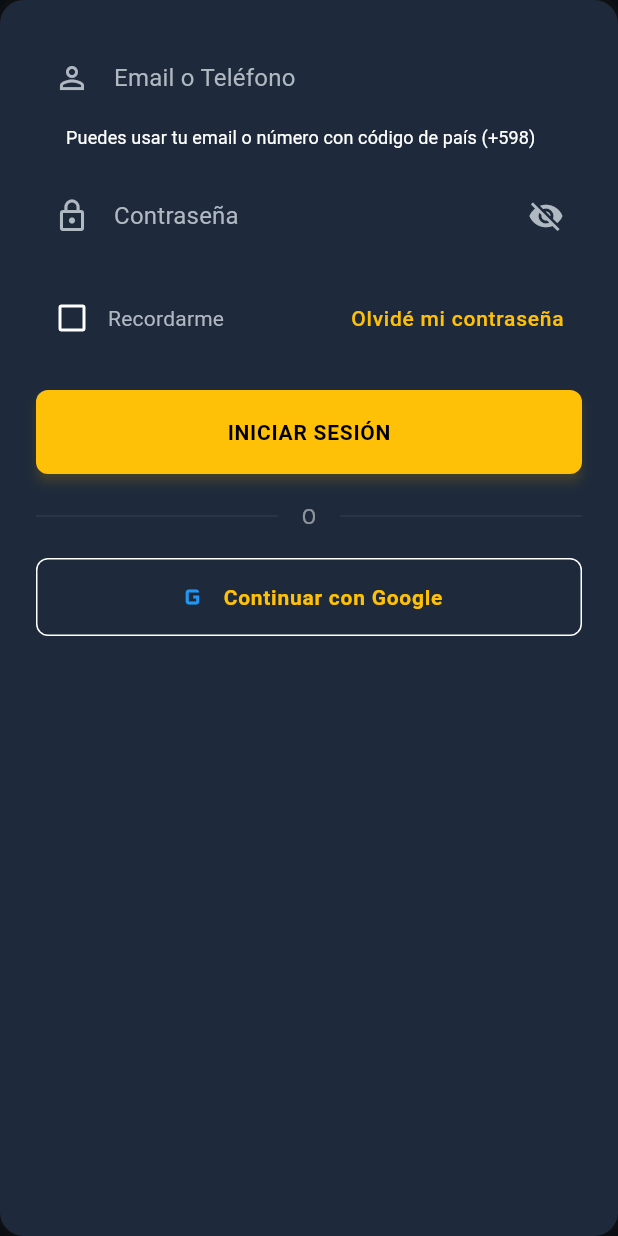
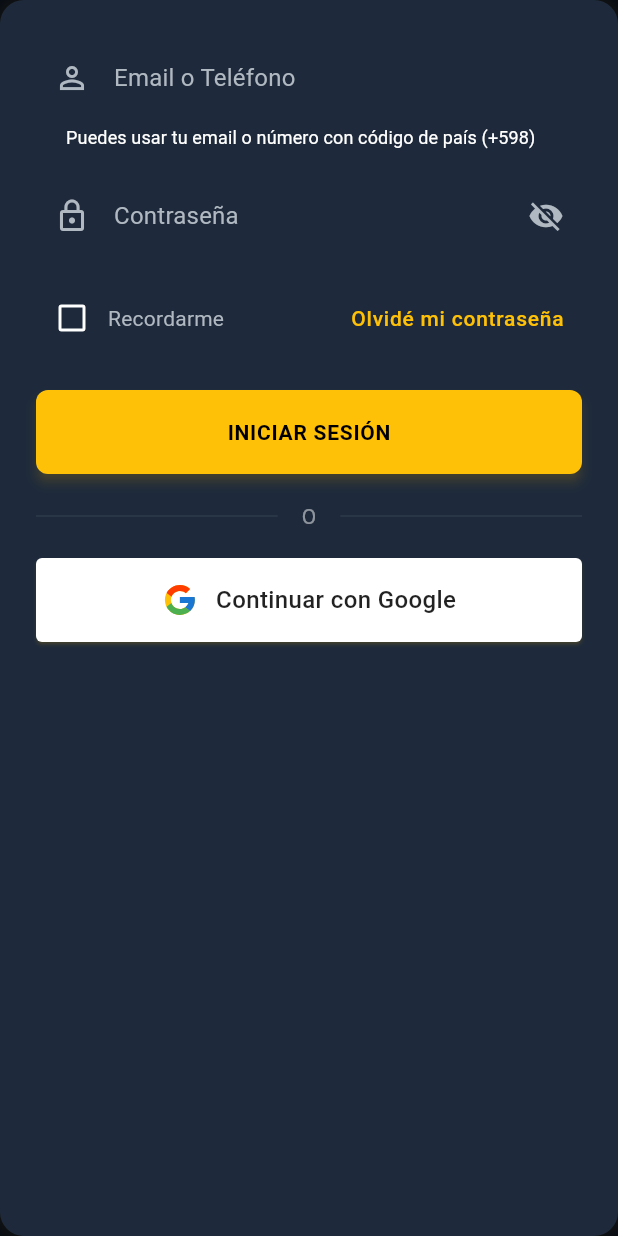
Before and after one commit to MarioBerni/agenda-glam, a Flutter app: the LoginForm widget shown alone on an empty page, opened directly, on a phone screen of 412 x 824 dp. Run offline on Flutter 3.47's test engine with Material 3 defaults, Android fonts, the phone set to English and light mode, and no system bars; our stand-ins replace cloud_firestore, device_info_plus, equatable, firebase_auth, firebase_core, flutter_bloc and 5 more; accounts and stored records are empty.

Commit message:
Mejora del botón de inicio de sesión con Google: Implementación del diseño oficial con logo SVG

```diff
--- a/lib/presentation/widgets/auth/google_sign_in_button.dart
+++ b/lib/presentation/widgets/auth/google_sign_in_button.dart
@@ -11,9 +11,6 @@
 
   @override
   Widget build(BuildContext context) {
-    final theme = Theme.of(context);
-    final colorScheme = theme.colorScheme;
-
     return BlocListener<AuthBloc, AuthState>(
       listener: (context, state) {
         if (state.status == AuthStatus.authenticated &&
@@ -22,23 +19,31 @@
           onSignIn!();
         }
       },
-      child: OutlinedButton.icon(
-        style: OutlinedButton.styleFrom(
-          minimumSize: const Size(double.infinity, 50),
-          side: BorderSide(color: colorScheme.outline),
-          shape: RoundedRectangleBorder(
-            borderRadius: BorderRadius.circular(8),
+      child: SizedBox(
+        width: double.infinity,
+        height: 50,
+        child: TextButton(
+          style: TextButton.styleFrom(
+            foregroundColor: Colors.white,
+            backgroundColor: Colors.transparent,
+            padding: const EdgeInsets.symmetric(vertical: 12),
+            shape: RoundedRectangleBorder(
+              borderRadius: BorderRadius.circular(8),
+              side: const BorderSide(color: Colors.white70, width: 1),
+            ),
+          ),
+          onPressed: () {
+            context.read<AuthBloc>().add(GoogleSignInRequested());
+          },
+          child: const Text(
+            'Continuar con Google',
+            style: TextStyle(
+              fontWeight: FontWeight.w500,
+              fontSize: 16,
+              color: Colors.white,
+            ),
           ),
         ),
-        icon: const Icon(
-          Icons.g_mobiledata,
-          size: 24,
-          color: Colors.blue,
-        ),
-        label: const Text('Continuar con Google'),
-        onPressed: () {
-          context.read<AuthBloc>().add(GoogleSignInRequested());
-        },
       ),
     );
   }
--- a/lib/presentation/widgets/auth/login_form.dart
+++ b/lib/presentation/widgets/auth/login_form.dart
@@ -1,9 +1,9 @@
 import 'package:flutter/material.dart';
 import 'package:flutter_bloc/flutter_bloc.dart';
+import 'package:flutter_svg/flutter_svg.dart';
 import '../../blocs/auth/auth.dart';
 import '../common/animated_form_container.dart';
 import '../common/custom_snackbar.dart';
-import 'google_sign_in_button.dart';
 
 /// Widget que contiene el formulario de inicio de sesión con campos de texto,
 /// opción de recordar contraseña y botón de inicio de sesión.
@@ -314,8 +314,49 @@
 
                   const SizedBox(height: 16.0),
 
-                  // Botón de Google
-                  GoogleSignInButton(onSignIn: widget.onLogin),
+                  // Botón de Google con diseño oficial
+                  SizedBox(
+                    width: double.infinity,
+                    height: 56,
+                    child: ElevatedButton(
+                      style: ElevatedButton.styleFrom(
+                        backgroundColor: Colors.white,
+                        foregroundColor: Colors.black87,
+                        elevation: 1,
+                        shape: RoundedRectangleBorder(
+                          borderRadius: BorderRadius.circular(4),
+                        ),
+                      ),
+                      onPressed: () {
+                        context.read<AuthBloc>().add(GoogleSignInRequested());
+                      },
+                      child: Padding(
+                        padding: const EdgeInsets.symmetric(horizontal: 8.0),
+                        child: Row(
+                          mainAxisAlignment: MainAxisAlignment.center,
+                          children: [
+                            // Logo de Google
+                            SvgPicture.asset(
+                              'assets/images/google_logo.svg',
+                              height: 24,
+                              width: 24,
+                            ),
+                            const SizedBox(width: 12),
+                            // Texto del botón con estilo oficial
+                            const Text(
+                              'Continuar con Google',
+                              style: TextStyle(
+                                color: Colors.black87,
+                                fontWeight: FontWeight.w500,
+                                fontSize: 16,
+                                letterSpacing: 0.25,
+                              ),
+                            ),
+                          ],
+                        ),
+                      ),
+                    ),
+                  ),
                 ],
               ),
             ),
--- a/pubspec.yaml
+++ b/pubspec.yaml
@@ -55,6 +55,7 @@
   intl_phone_field: ^3.2.0
   device_info_plus: ^11.3.3
   package_info_plus: ^8.3.0
+  flutter_signin_button: ^2.0.0
 
 dev_dependencies:
   flutter_test:
```
Also changed, not shown: lib/presentation/pages/auth/login/social_login_buttons.dart (+33 -8 lines), lib/presentation/pages/auth/register/register_form.dart (+9 -31 lines), pubspec.lock, 9 other files.
